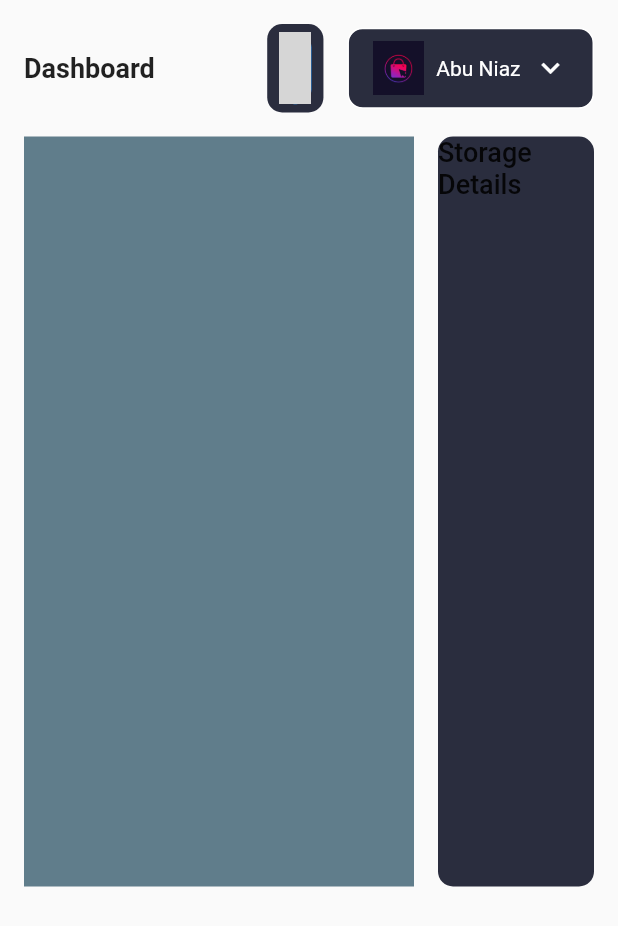
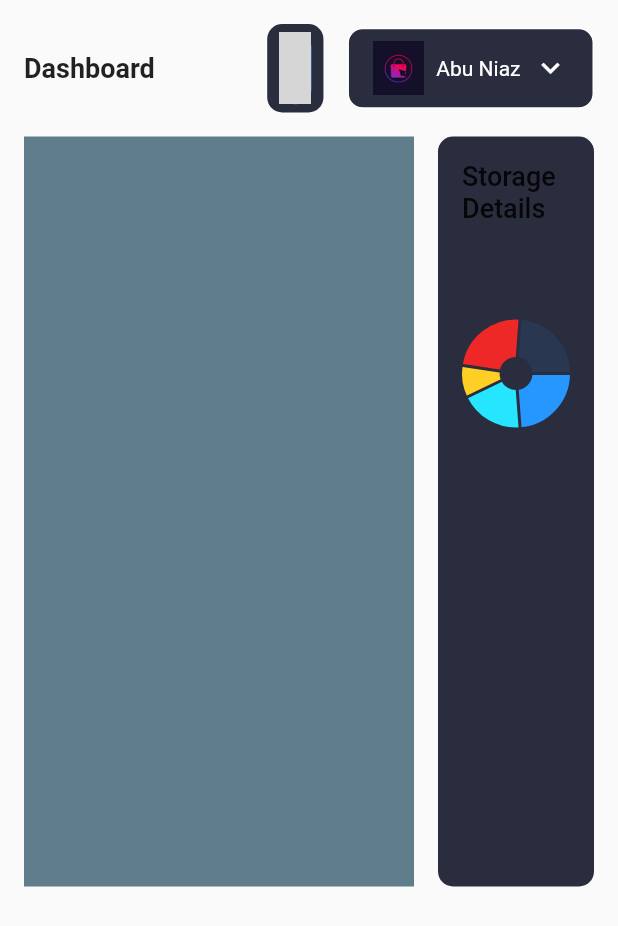
Before and after one commit to abuniaz/Dashboard_ui, a Flutter app: the DashboardScreen widget shown alone on an empty page, opened directly, on a phone screen of 412 x 824 dp. Shown: the top 926 px of the screen. Run offline on Flutter 3.47's test engine with Material 2 defaults, Android fonts, the phone set to English and light mode, and no system bars; drawn by our look-alikes of fl_chart; missing offline and left inert: dart:html; grey boxes are pictures that could not be loaded.

Commit message:
Update dashboard.dart

```diff
--- a/lib/dasboard_screen/dashboard.dart
+++ b/lib/dasboard_screen/dashboard.dart
@@ -1,5 +1,6 @@
 import 'package:dashboard_ui/constant.dart';
 import 'package:dashboard_ui/dasboard_screen/header.dart';
+import 'package:fl_chart/fl_chart.dart';
 import 'package:flutter/material.dart';
 
 class DashboardScreen extends StatelessWidget {
@@ -31,17 +32,47 @@ class DashboardScreen extends StatelessWidget {
                 Expanded(
                   flex: 2,
                   child: Container(
+                    padding: const EdgeInsets.all(defaultPadding),
                     height: 500,
                     decoration: const BoxDecoration(
                         color: secondaryColor,
                         borderRadius: BorderRadius.all(Radius.circular(10))),
                     child: Column(
-                      children: const [
-                        Text(
+                      children: [
+                        const Text(
                           'Storage Details',
                           style: TextStyle(
                               fontSize: 18, fontWeight: FontWeight.w500),
-                        )
+                        ),
+                        SizedBox(
+                            height: 200,
+                            child: PieChart(PieChartData(sections: [
+                              PieChartSectionData(
+                                  value: 25,
+                                  color: primaryColor,
+                                  showTitle: false,
+                                  radius: 25),
+                              PieChartSectionData(
+                                  value: 20,
+                                  color: const Color(0xFF26E5FF),
+                                  showTitle: false,
+                                  radius: 25),
+                              PieChartSectionData(
+                                  value: 10,
+                                  color: const Color(0xFFFFCF26),
+                                  showTitle: false,
+                                  radius: 25),
+                              PieChartSectionData(
+                                  value: 25,
+                                  color: const Color(0xFFEE2727),
+                                  showTitle: false,
+                                  radius: 25),
+                              PieChartSectionData(
+                                  value: 25,
+                                  color: primaryColor.withOpacity(0.1),
+                                  showTitle: false,
+                                  radius: 25),
+                            ])))
                       ],
                     ),
                   ),
```
